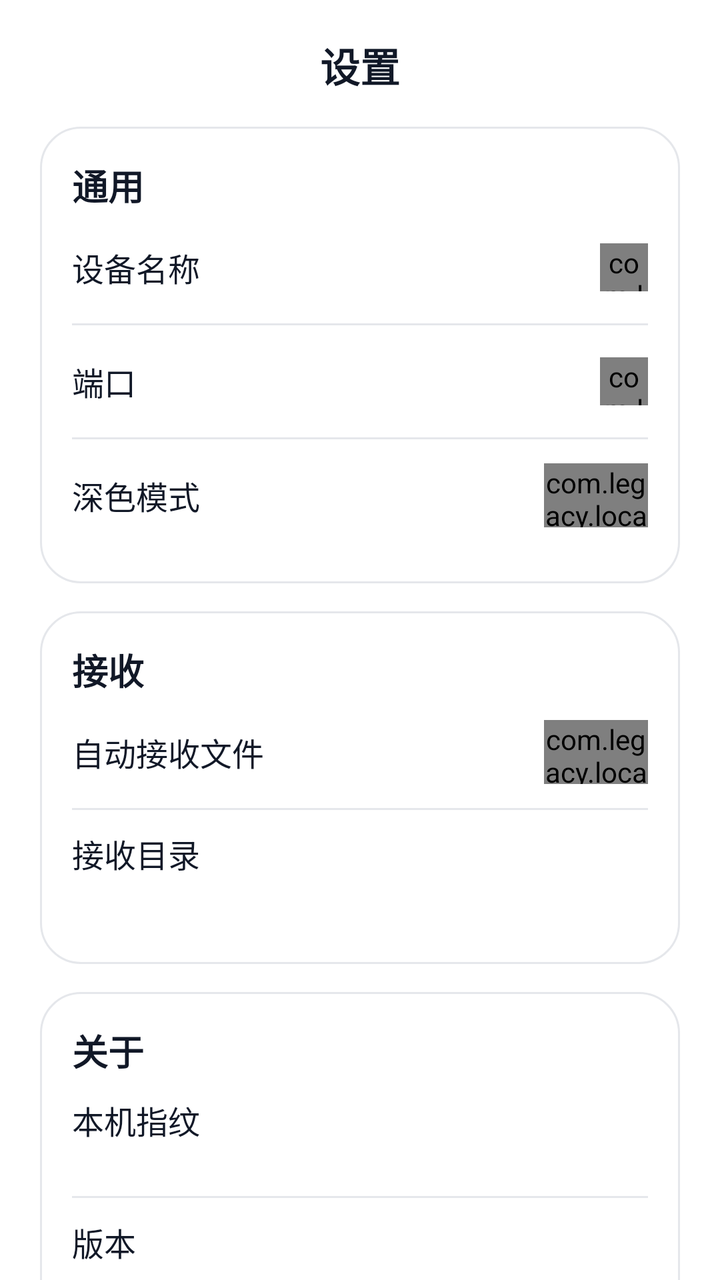
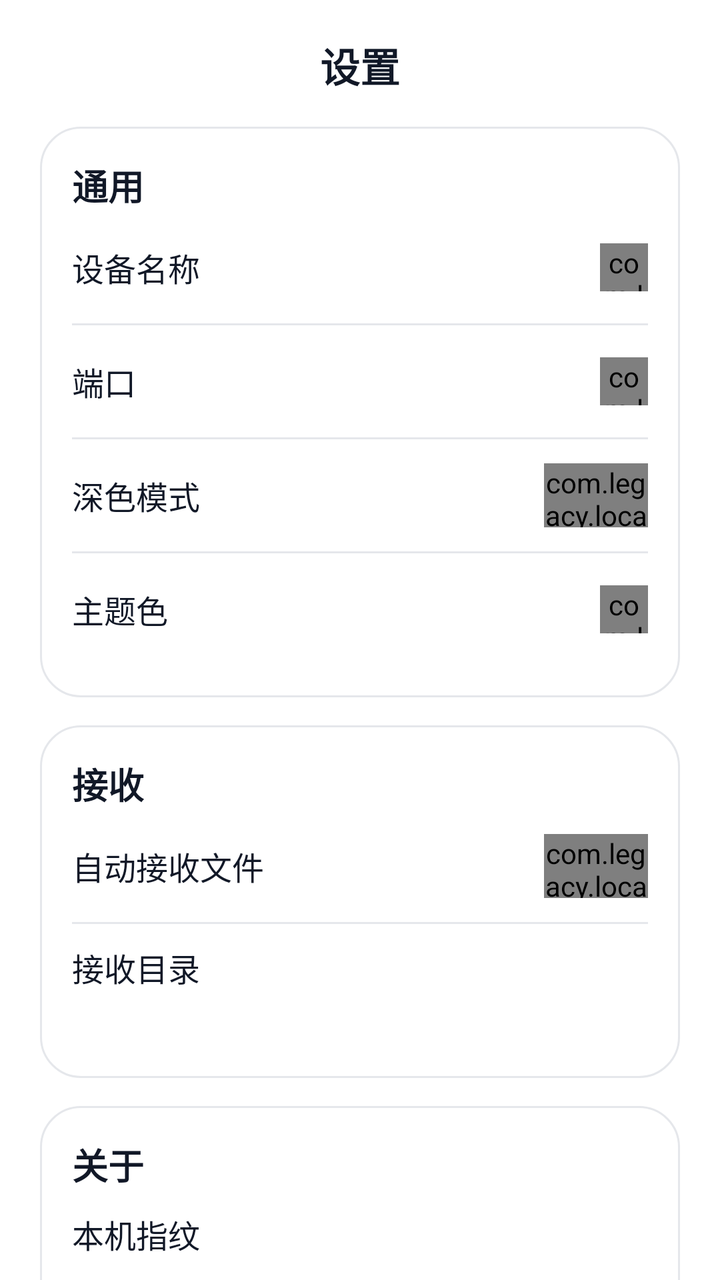

Two renders of the same Android screen: before a commit and after it. Below are the layout's source before the change and the commit's diff.
<!-- AndroidManifest.xml: application theme AppTheme -->
<!-- res/layout/tab_settings.xml -->
<?xml version="1.0" encoding="utf-8"?>
<LinearLayout xmlns:android="http://schemas.android.com/apk/res/android"
    android:id="@+id/tab_settings_root"
    android:layout_width="match_parent"
    android:layout_height="match_parent"
    android:background="@color/white"
    android:orientation="vertical"
    android:tag="page"
    android:paddingLeft="20dp"
    android:paddingRight="20dp"
    android:paddingTop="14dp">

    <TextView
        android:layout_width="match_parent"
        android:layout_height="wrap_content"
        android:layout_marginTop="4dp"
        android:layout_marginBottom="16dp"
        android:gravity="center"
        android:text="@string/title_settings"
        android:textColor="@color/text_primary"
        android:textSize="20sp"
        android:textStyle="bold" />

    <ScrollView
        android:layout_width="match_parent"
        android:layout_height="0dp"
        android:layout_weight="1"
        android:fillViewport="true"
        android:scrollbars="none">

        <LinearLayout
            android:layout_width="match_parent"
            android:layout_height="wrap_content"
            android:orientation="vertical"
            android:paddingBottom="96dp">

            <LinearLayout
                android:layout_width="match_parent"
                android:layout_height="wrap_content"
                android:background="@drawable/shape_card"
                android:tag="card"
                android:orientation="vertical"
                android:padding="16dp">

                <TextView
                    android:layout_width="wrap_content"
                    android:layout_height="wrap_content"
                    android:text="@string/settings_general"
                    android:textColor="@color/text_primary"
                    android:textSize="18sp"
                    android:textStyle="bold" />

                <LinearLayout
                    android:id="@+id/row_alias"
                    android:layout_width="match_parent"
                    android:layout_height="56dp"
                    android:clickable="true"
                    android:focusable="true"
                    android:gravity="center_vertical"
                    android:orientation="horizontal">

                    <TextView
                        android:layout_width="wrap_content"
                        android:layout_height="wrap_content"
                        android:singleLine="true"
                        android:text="@string/settings_device_name"
                        android:textColor="@color/text_primary"
                        android:textSize="16sp" />

                    <TextView
                        android:id="@+id/settings_alias_value"
                        android:layout_width="0dp"
                        android:layout_height="wrap_content"
                        android:layout_weight="1"
                        android:ellipsize="end"
                        android:gravity="right"
                        android:singleLine="true"
                        android:textColor="@color/text_secondary"
                        android:textSize="16sp" />

                    <com.legacy.localsend.ui.kit.IconView
                        android:id="@+id/chevron_alias"
                        android:layout_width="24dp"
                        android:layout_height="24dp"
                        android:layout_marginLeft="6dp" />
                </LinearLayout>

                <View
                    android:layout_width="match_parent"
                    android:layout_height="1dp"
                    android:background="@color/stroke"
                    android:tag="divider" />

                <LinearLayout
                    android:id="@+id/row_port"
                    android:layout_width="match_parent"
                    android:layout_height="56dp"
                    android:clickable="true"
                    android:focusable="true"
                    android:gravity="center_vertical"
                    android:orientation="horizontal">

                    <TextView
                        android:layout_width="wrap_content"
                        android:layout_height="wrap_content"
                        android:singleLine="true"
                        android:text="@string/settings_port"
                        android:textColor="@color/text_primary"
                        android:textSize="16sp" />

                    <TextView
                        android:id="@+id/settings_port_value"
                        android:layout_width="0dp"
                        android:layout_height="wrap_content"
                        android:layout_weight="1"
                        android:gravity="right"
                        android:singleLine="true"
                        android:textColor="@color/text_secondary"
                        android:textSize="16sp" />

                    <com.legacy.localsend.ui.kit.IconView
                        android:id="@+id/chevron_port"
                        android:layout_width="24dp"
                        android:layout_height="24dp"
                        android:layout_marginLeft="6dp" />
                </LinearLayout>

                <View
                    android:layout_width="match_parent"
                    android:layout_height="1dp"
                    android:background="@color/stroke"
                    android:tag="divider" />

                <LinearLayout
                    android:layout_width="match_parent"
                    android:layout_height="56dp"
                    android:gravity="center_vertical"
                    android:orientation="horizontal">

                    <TextView
                        android:layout_width="0dp"
                        android:layout_height="wrap_content"
                        android:layout_weight="1"
                        android:text="@string/settings_dark_mode"
                        android:textColor="@color/text_primary"
                        android:textSize="16sp" />

                    <com.legacy.localsend.ui.kit.SwitchView
                        android:id="@+id/dark_mode_switch"
                        android:layout_width="52dp"
                        android:layout_height="32dp" />
                </LinearLayout>
            </LinearLayout>

            <LinearLayout
                android:layout_width="match_parent"
                android:layout_height="wrap_content"
                android:layout_marginTop="14dp"
                android:background="@drawable/shape_card"
                android:tag="card"
                android:orientation="vertical"
                android:padding="16dp">

                <TextView
                    android:layout_width="wrap_content"
                    android:layout_height="wrap_content"
                    android:text="@string/settings_receive"
                    android:textColor="@color/text_primary"
                    android:textSize="18sp"
                    android:textStyle="bold" />

                <LinearLayout
                    android:layout_width="match_parent"
                    android:layout_height="56dp"
                    android:gravity="center_vertical"
                    android:orientation="horizontal">

                    <TextView
                        android:layout_width="0dp"
                        android:layout_height="wrap_content"
                        android:layout_weight="1"
                        android:text="@string/settings_auto_accept"
                        android:textColor="@color/text_primary"
                        android:textSize="16sp" />

                    <com.legacy.localsend.ui.kit.SwitchView
                        android:id="@+id/auto_accept_switch"
                        android:layout_width="52dp"
                        android:layout_height="32dp" />
                </LinearLayout>

                <View
                    android:layout_width="match_parent"
                    android:layout_height="1dp"
                    android:background="@color/stroke"
                    android:tag="divider" />

                <LinearLayout
                    android:layout_width="match_parent"
                    android:layout_height="wrap_content"
                    android:orientation="vertical"
                    android:paddingTop="10dp"
                    android:paddingBottom="6dp">

                    <TextView
                        android:layout_width="wrap_content"
                        android:layout_height="wrap_content"
                        android:text="@string/settings_receive_dir"
                        android:textColor="@color/text_primary"
                        android:textSize="16sp" />

                    <TextView
                        android:id="@+id/settings_dir"
                        android:layout_width="match_parent"
                        android:layout_height="wrap_content"
                        android:layout_marginTop="4dp"
                        android:textColor="@color/text_secondary"
                        android:textSize="13sp" />
                </LinearLayout>
            </LinearLayout>

            <LinearLayout
                android:layout_width="match_parent"
                android:layout_height="wrap_content"
                android:layout_marginTop="14dp"
                android:background="@drawable/shape_card"
                android:tag="card"
                android:orientation="vertical"
                android:padding="16dp">

                <TextView
                    android:layout_width="wrap_content"
                    android:layout_height="wrap_content"
                    android:text="@string/settings_about"
                    android:textColor="@color/text_primary"
                    android:textSize="18sp"
                    android:textStyle="bold" />

                <LinearLayout
                    android:layout_width="match_parent"
                    android:layout_height="wrap_content"
                    android:layout_marginTop="10dp"
                    android:orientation="vertical"
                    android:paddingBottom="6dp">

                    <TextView
                        android:layout_width="wrap_content"
                        android:layout_height="wrap_content"
                        android:text="@string/settings_fingerprint"
                        android:textColor="@color/text_primary"
                        android:textSize="16sp" />

                    <TextView
                        android:id="@+id/settings_fingerprint"
                        android:layout_width="match_parent"
                        android:layout_height="wrap_content"
                        android:layout_marginTop="4dp"
                        android:textColor="@color/text_secondary"
                        android:textSize="12sp"
                        android:typeface="monospace" />
                </LinearLayout>

                <View
                    android:layout_width="match_parent"
                    android:layout_height="1dp"
                    android:background="@color/stroke"
                    android:tag="divider" />

                <LinearLayout
                    android:layout_width="match_parent"
                    android:layout_height="44dp"
                    android:gravity="center_vertical"
                    android:orientation="horizontal">

                    <TextView
                        android:layout_width="0dp"
                        android:layout_height="wrap_content"
                        android:layout_weight="1"
                        android:text="@string/settings_version"
                        android:textColor="@color/text_primary"
                        android:textSize="16sp" />

                    <TextView
                        android:id="@+id/settings_version"
                        android:layout_width="wrap_content"
                        android:layout_height="wrap_content"
                        android:textColor="@color/text_secondary"
                        android:textSize="14sp" />
                </LinearLayout>

                <View
                    android:layout_width="match_parent"
                    android:layout_height="1dp"
                    android:background="@color/stroke"
                    android:tag="divider" />

                <LinearLayout
                    android:layout_width="match_parent"
                    android:layout_height="44dp"
                    android:gravity="center_vertical"
                    android:orientation="horizontal">

                    <TextView
                        android:layout_width="0dp"
                        android:layout_height="wrap_content"
                        android:layout_weight="1"
                        android:text="@string/settings_protocol"
                        android:textColor="@color/text_primary"
                        android:textSize="16sp" />

                    <TextView
                        android:layout_width="wrap_content"
                        android:layout_height="wrap_content"
                        android:text="@string/settings_protocol_value"
                        android:textColor="@color/text_secondary"
                        android:textSize="14sp" />
                </LinearLayout>
            </LinearLayout>
        </LinearLayout>
    </ScrollView>
</LinearLayout>
<!-- resources referenced by this layout -->
<resources>
  <color name="stroke">#FFE5E7EB</color>
  <color name="text_primary">#FF111827</color>
  <color name="text_secondary">#FF6B7280</color>
  <color name="white">#FFFFFFFF</color>
  <!-- drawable shape_card (drawable) -->
  <?xml version="1.0" encoding="utf-8"?>
  <shape xmlns:android="http://schemas.android.com/apk/res/android"
      android:shape="rectangle">
      <solid android:color="@color/white" />
      <stroke
          android:width="1dp"
          android:color="@color/stroke" />
      <corners android:radius="20dp" />
  </shape>
  <string name="settings_about">关于</string>
  <string name="settings_auto_accept">自动接收文件</string>
  <string name="settings_dark_mode">深色模式</string>
  <string name="settings_device_name">设备名称</string>
  <string name="settings_fingerprint">本机指纹</string>
  <string name="settings_general">通用</string>
  <string name="settings_port">端口</string>
  <string name="settings_protocol">协议</string>
  <string name="settings_protocol_value">LocalSend v2 明文 HTTP</string>
  <string name="settings_receive">接收</string>
  <string name="settings_receive_dir">接收目录</string>
  <string name="settings_version">版本</string>
  <string name="title_settings">设置</string>
  <style name="AppTheme" parent="@android:style/Theme.Light.NoTitleBar">
          <item name="android:windowBackground">@color/white</item>
      </style>
</resources>

<!-- the commit's change to res/layout/tab_settings.xml (unified diff, before → after) -->
@@ -150,6 +150,47 @@
                         android:layout_width="52dp"
                         android:layout_height="32dp" />
                 </LinearLayout>
+
+                <View
+                    android:layout_width="match_parent"
+                    android:layout_height="1dp"
+                    android:background="@color/stroke"
+                    android:tag="divider" />
+
+                <LinearLayout
+                    android:id="@+id/row_theme"
+                    android:layout_width="match_parent"
+                    android:layout_height="56dp"
+                    android:clickable="true"
+                    android:focusable="true"
+                    android:gravity="center_vertical"
+                    android:orientation="horizontal">
+
+                    <TextView
+                        android:layout_width="wrap_content"
+                        android:layout_height="wrap_content"
+                        android:singleLine="true"
+                        android:text="@string/settings_theme"
+                        android:textColor="@color/text_primary"
+                        android:textSize="16sp" />
+
+                    <TextView
+                        android:id="@+id/settings_theme_value"
+                        android:layout_width="0dp"
+                        android:layout_height="wrap_content"
+                        android:layout_weight="1"
+                        android:ellipsize="end"
+                        android:gravity="right"
+                        android:singleLine="true"
+                        android:textColor="@color/text_secondary"
+                        android:textSize="16sp" />
+
+                    <com.legacy.localsend.ui.kit.IconView
+                        android:id="@+id/chevron_theme"
+                        android:layout_width="24dp"
+                        android:layout_height="24dp"
+                        android:layout_marginLeft="6dp" />
+                </LinearLayout>
             </LinearLayout>
 
             <LinearLayout
<!-- resource entries referenced after the edit -->
@@ -25,6 +25,7 @@
   <string name="settings_protocol_value">LocalSend v2 明文 HTTP</string>
   <string name="settings_receive">接收</string>
   <string name="settings_receive_dir">接收目录</string>
+  <string name="settings_theme">主题色</string>
   <string name="settings_version">版本</string>
   <string name="title_settings">设置</string>
   <style name="AppTheme" parent="@android:style/Theme.Light.NoTitleBar">
